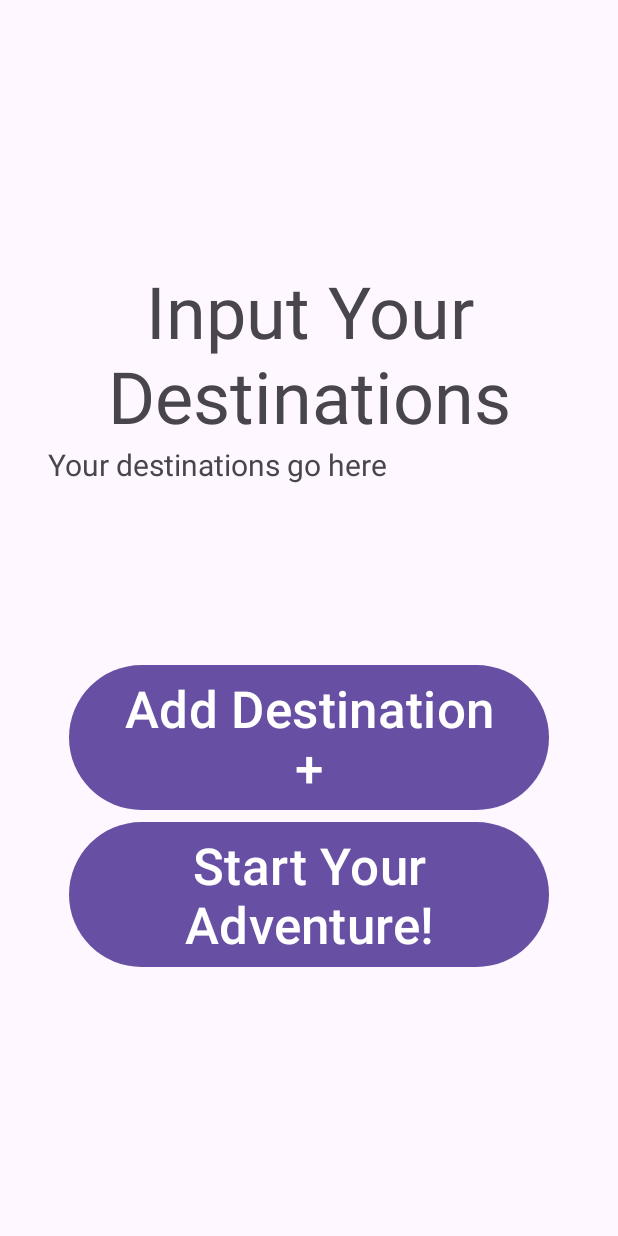
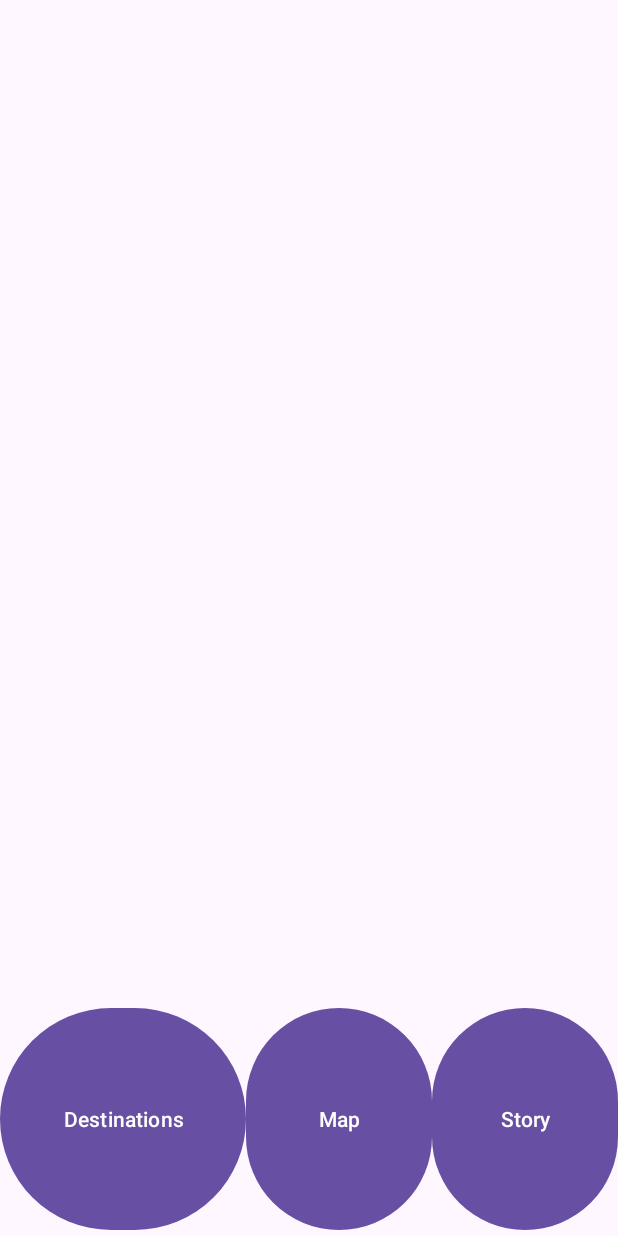
Before and after one commit to Imortallix/Errand-Adventures, an Android app: the ErrandAdventureActivity screen opened directly, with no data from a screen before it, on a phone screen of 412 x 824 dp. Run offline under Robolectric (Android 15) with nearby library versions, the phone set to English and light mode, and no system bars.

Commit message:
Setting up fragments and adventure activity.

```diff
--- a/app/src/main/AndroidManifest.xml
+++ b/app/src/main/AndroidManifest.xml
@@ -13,6 +13,9 @@
         android:theme="@style/Theme.ErrandAdventures"
         tools:targetApi="31">
         <activity
+            android:name=".ErrandAdventureActivity"
+            android:exported="false" />
+        <activity
             android:name=".AdventureInputActivity"
             android:exported="false" />
         <activity
--- a/app/src/main/java/com/cs407/errandadventures/AdventureInputActivity.java
+++ b/app/src/main/java/com/cs407/errandadventures/ErrandAdventureActivity.java
@@ -4,11 +4,11 @@
 
 import androidx.appcompat.app.AppCompatActivity;
 
-public class AdventureInputActivity extends AppCompatActivity {
+public class ErrandAdventureActivity extends AppCompatActivity {
 
     @Override
     protected void onCreate(Bundle savedInstanceState) {
         super.onCreate(savedInstanceState);
-        setContentView(R.layout.adventure_input_activity);
+        setContentView(R.layout.errand_adventure_activity);
     }
 }
--- a/app/src/main/res/layout/adventure_input_activity.xml
+++ /dev/null
@@ -1,45 +0,0 @@
-<?xml version="1.0" encoding="utf-8"?>
-<LinearLayout xmlns:android="http://schemas.android.com/apk/res/android"
-    xmlns:app="http://schemas.android.com/apk/res-auto"
-    xmlns:tools="http://schemas.android.com/tools"
-    android:layout_width="match_parent"
-    android:layout_height="match_parent"
-    android:gravity="center_horizontal|center_vertical"
-    android:orientation="vertical"
-    tools:context=".AdventureInputActivity">
-
-    <TextView
-        android:id="@+id/inputText"
-        android:layout_width="match_parent"
-        android:layout_height="wrap_content"
-        android:text="Input Your Destinations"
-        android:textAlignment="center"
-        android:textSize="48sp" />
-
-    <ScrollView
-        android:id="@+id/destinationHolder"
-        android:layout_width="348dp"
-        android:layout_height="143dp">
-
-        <TextView
-            android:id="@+id/destinationExample"
-            android:layout_width="match_parent"
-            android:layout_height="wrap_content"
-            android:text="Your destinations go here"
-            android:textSize="20sp" />
-    </ScrollView>
-
-    <Button
-        android:id="@+id/addDestinationButton"
-        android:layout_width="wrap_content"
-        android:layout_height="wrap_content"
-        android:text="Add Destination +"
-        android:textSize="34sp" />
-
-    <Button
-        android:id="@+id/continueButton"
-        android:layout_width="wrap_content"
-        android:layout_height="wrap_content"
-        android:text="Start Your Adventure!"
-        android:textSize="34sp" />
-</LinearLayout>
--- /dev/null
+++ b/app/src/main/res/layout/errand_adventure_activity.xml
@@ -0,0 +1,46 @@
+<?xml version="1.0" encoding="utf-8"?>
+<LinearLayout xmlns:android="http://schemas.android.com/apk/res/android"
+    xmlns:app="http://schemas.android.com/apk/res-auto"
+    xmlns:tools="http://schemas.android.com/tools"
+    android:layout_width="match_parent"
+    android:layout_height="match_parent"
+    android:orientation="vertical"
+    tools:context=".ErrandAdventureActivity">
+
+    <LinearLayout
+        android:id="@+id/fragmentLayout"
+        android:layout_width="match_parent"
+        android:layout_height="668dp"
+        android:orientation="vertical">
+
+    </LinearLayout>
+
+    <LinearLayout
+        android:id="@+id/buttonsLayout"
+        android:layout_width="match_parent"
+        android:layout_height="match_parent"
+        android:orientation="horizontal">
+
+        <Button
+            android:id="@+id/destinationsButton"
+            android:layout_width="wrap_content"
+            android:layout_height="match_parent"
+            android:layout_weight="1"
+            android:text="Destinations" />
+
+        <Button
+            android:id="@+id/mapButton"
+            android:layout_width="wrap_content"
+            android:layout_height="match_parent"
+            android:layout_weight="1"
+            android:text="Map" />
+
+        <Button
+            android:id="@+id/storyButton"
+            android:layout_width="wrap_content"
+            android:layout_height="match_parent"
+            android:layout_weight="1"
+            android:text="Story" />
+    </LinearLayout>
+
+</LinearLayout>
--- /dev/null
+++ b/app/src/main/res/layout/fragment_map.xml
@@ -0,0 +1,6 @@
+<?xml version="1.0" encoding="utf-8"?>
+<FrameLayout xmlns:android="http://schemas.android.com/apk/res/android"
+    xmlns:tools="http://schemas.android.com/tools"
+    android:layout_width="match_parent"
+    android:layout_height="match_parent"
+    tools:context=".mapFragment"/>
--- a/app/src/main/res/values/strings.xml
+++ b/app/src/main/res/values/strings.xml
@@ -1,3 +1,5 @@
 <resources>
     <string name="app_name">Errand Adventures</string>
+    <!-- TODO: Remove or change this placeholder text -->
+    <string name="hello_blank_fragment">Hello blank fragment</string>
 </resources>
```
Also changed, not shown: app/src/main/java/com/cs407/errandadventures/destinationsFragment.java (added, +63 -0 lines), app/src/main/java/com/cs407/errandadventures/mapFragment.java (added, +63 -0 lines), app/src/main/java/com/cs407/errandadventures/storyFragment.java (added, +63 -0 lines), app/src/main/res/layout/fragment_destinations.xml (added, +24 -0 lines), app/src/main/res/layout/fragment_story.xml (added, +18 -0 lines).
